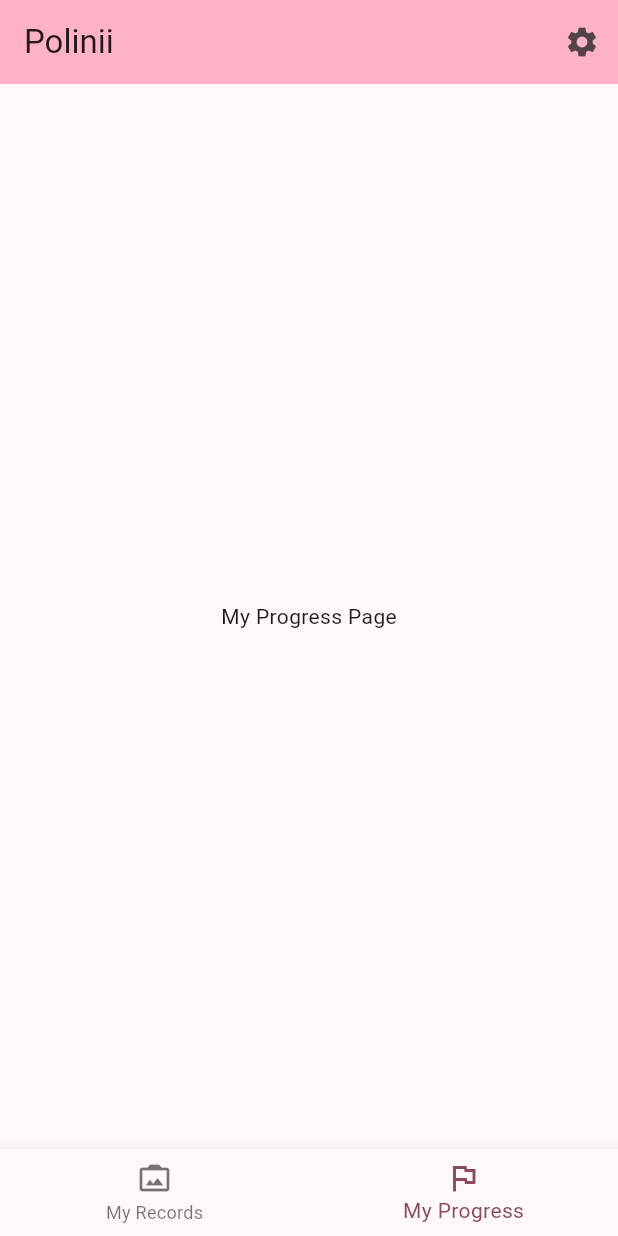
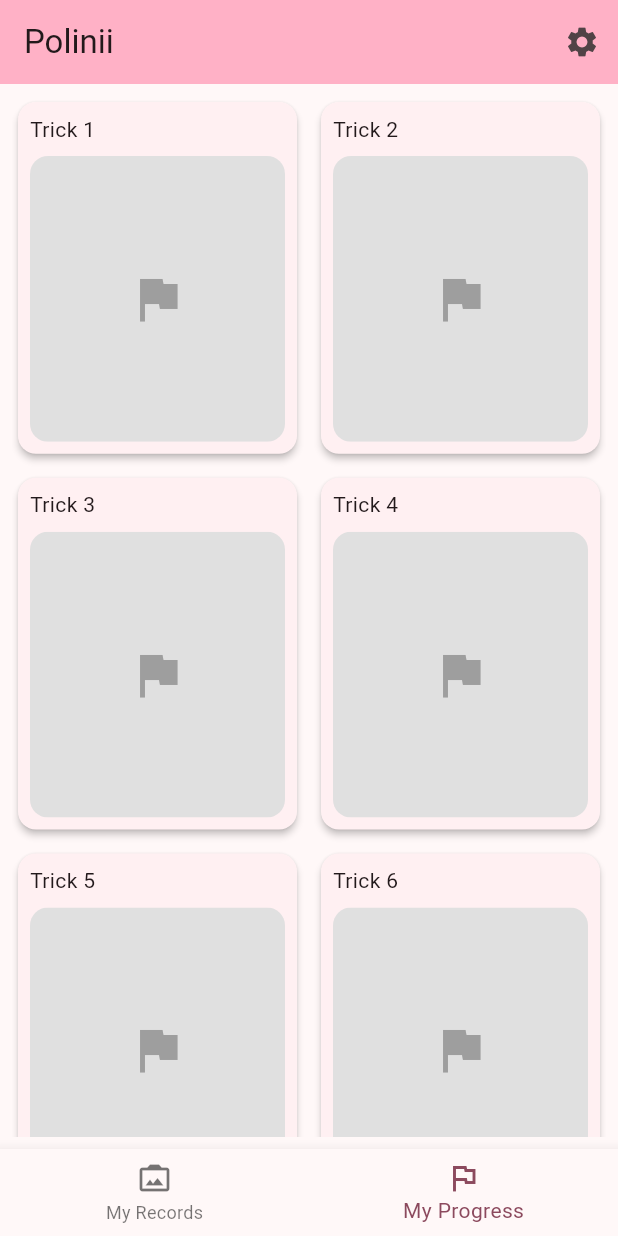
Before and after one commit to MontyCoder0701/pole-app, a Flutter app: the screen it shows after launch, item 2 of the bottom bar chosen, on a phone screen of 412 x 824 dp. Run offline on Flutter 3.47's test engine with Material 3 defaults, Android fonts, the phone set to English and light mode, and no system bars; missing offline and left inert: photo_manager.

Commit message:
feat: 도장찍기 페이지 추가

```diff
--- a/lib/main.dart
+++ b/lib/main.dart
@@ -1,5 +1,6 @@
 import 'package:flutter/material.dart';
 
+import 'progress.page.dart';
 import 'records.page.dart';
 
 void main() {
@@ -34,7 +35,7 @@ class _MyHomePageState extends State<MyHomePage> {
 
   final List<Widget> _pages = [
     const RecordsPage(),
-    Center(child: Text('My Progress Page')),
+    const ProgressPage(),
   ];
 
   @override
--- /dev/null
+++ b/lib/progress.page.dart
@@ -0,0 +1,82 @@
+import 'package:flutter/material.dart';
+
+class ProgressPage extends StatefulWidget {
+  const ProgressPage({super.key});
+
+  @override
+  State<ProgressPage> createState() => _ProgressPageState();
+}
+
+class _ProgressPageState extends State<ProgressPage> {
+  final List<bool> _completedTasks = List.generate(10, (_) => false);
+
+  @override
+  Widget build(BuildContext context) {
+    return Scaffold(
+      body: Padding(
+        padding: const EdgeInsets.all(8.0),
+        child: GridView.builder(
+          gridDelegate: const SliverGridDelegateWithFixedCrossAxisCount(
+            crossAxisCount: 2,
+            crossAxisSpacing: 8,
+            mainAxisSpacing: 8,
+            childAspectRatio: 0.8,
+          ),
+          itemCount: _completedTasks.length,
+          itemBuilder: (context, index) {
+            return GestureDetector(
+              onTap: () {
+                setState(() {
+                  _completedTasks[index] = !_completedTasks[index];
+                });
+              },
+              child: Stack(
+                children: [
+                  Card(
+                    elevation: 2,
+                    shape: RoundedRectangleBorder(
+                      borderRadius: BorderRadius.circular(12),
+                    ),
+                    child: Padding(
+                      padding: const EdgeInsets.all(8.0),
+                      child: Column(
+                        crossAxisAlignment: CrossAxisAlignment.stretch,
+                        children: [
+                          Text('Trick ${index + 1}'),
+                          const SizedBox(height: 8),
+                          Expanded(
+                            child: ClipRRect(
+                              borderRadius: BorderRadius.circular(12),
+                              child: Container(
+                                color: Colors.grey[300],
+                                child: const Center(
+                                  child: Icon(
+                                    Icons.flag,
+                                    size: 40,
+                                    color: Colors.grey,
+                                  ),
+                                ),
+                              ),
+                            ),
+                          ),
+                        ],
+                      ),
+                    ),
+                  ),
+                  if (_completedTasks[index])
+                    Center(
+                      child: Icon(
+                        Icons.verified,
+                        size: 80,
+                        color: Color(0x00b43e69).withValues(alpha: 0.5),
+                      ),
+                    ),
+                ],
+              ),
+            );
+          },
+        ),
+      ),
+    );
+  }
+}
--- a/lib/records.page.dart
+++ b/lib/records.page.dart
@@ -28,7 +28,7 @@ class _RecordsPageState extends State<RecordsPage> {
             crossAxisCount: 2,
             crossAxisSpacing: 8,
             mainAxisSpacing: 8,
-            childAspectRatio: 0.70,
+            childAspectRatio: 0.65,
           ),
           itemCount: _videos.length,
           itemBuilder: (context, index) {
@@ -59,7 +59,7 @@ class _RecordsPageState extends State<RecordsPage> {
                         height: 130,
                         child: FutureBuilder<Widget>(
                           future: video
-                              .thumbnailDataWithSize(ThumbnailSize(200, 200))
+                              .thumbnailDataWithSize(ThumbnailSize(300, 300))
                               .then((data) {
                             if (data != null) {
                               // TODO: 영상 삭제된 경우 처리
```
